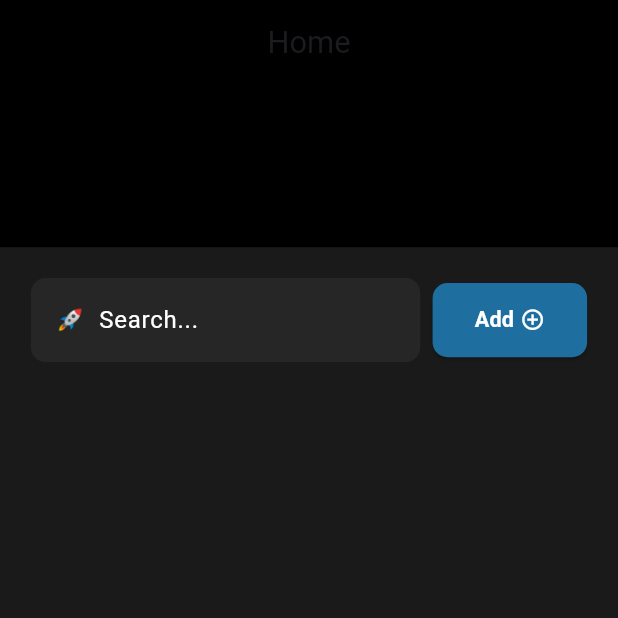
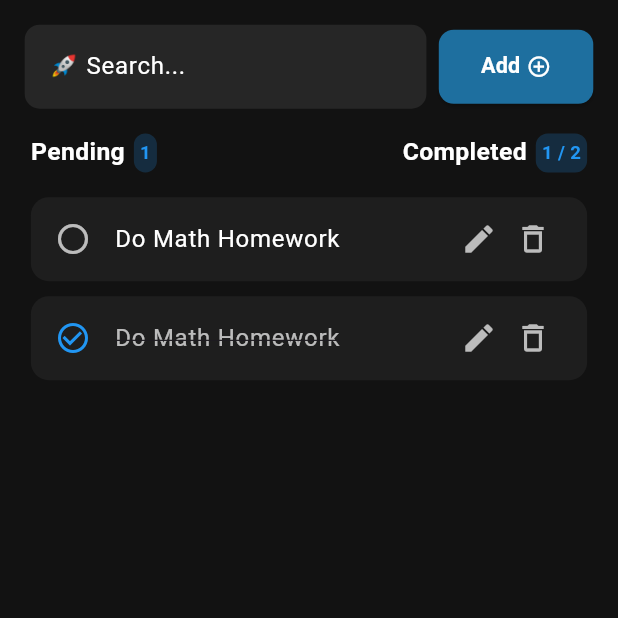
Before and after one commit to mhdsinas22/Taskly, a Flutter app: the screen it shows after launch, on a phone screen of 412 x 824 dp, the top half of it. Run offline on Flutter 3.47's test engine with Material 3 defaults, Android fonts, the phone set to English and light mode, and no system bars; Roboto replaces fonts that are missing (Manjari).

Commit message:
ui almost finsed home_page

```diff
--- a/lib/core/widgets/custom_textfield/circular_textfield.dart
+++ b/lib/core/widgets/custom_textfield/circular_textfield.dart
@@ -9,6 +9,7 @@ class CircularTextField extends StatelessWidget {
   @override
   Widget build(BuildContext context) {
     return TextFormField(
+      style: TextStyle(color: AppColors.onSurface),
       decoration: InputDecoration(
         border: InputBorder.none,
         hintStyle: TextStyle(color: AppColors.onSurface),
--- a/lib/views/home_screen.dart
+++ b/lib/views/home_screen.dart
@@ -1,51 +1,90 @@
+import 'package:flutter/material.dart';
 import 'package:borading_week2/core/constants/appcolors.dart';
 import 'package:borading_week2/core/widgets/custom_button/circular_button.dart';
 import 'package:borading_week2/core/widgets/custom_textfield/circular_textfield.dart';
 import 'package:borading_week2/core/widgets/texts/boldtext.dart';
-import 'package:flutter/material.dart';
 
 class HomeScreen extends StatelessWidget {
   const HomeScreen({super.key});
 
   @override
   Widget build(BuildContext context) {
-    // screen width & height edukkan
     final screenWidth = MediaQuery.of(context).size.width;
     final screenHeight = MediaQuery.of(context).size.height;
 
     return Scaffold(
-      appBar: PreferredSize(
-        preferredSize: Size.fromHeight(screenHeight * 0.2), // 20% screen height
-        child: AppBar(
-          backgroundColor: AppColors.black,
-          title: Text(
-            "Home",
-            style: TextStyle(fontSize: screenWidth * 0.05),
-          ), // responsive title
-          centerTitle: true,
+      backgroundColor: const Color(0xFF121212), // dark background
+      body: SafeArea(
+        child: Column(
+          children: [
+            // 🔝 Top Search + Add
+            Padding(
+              padding: EdgeInsets.symmetric(
+                horizontal: screenWidth * 0.04,
+                vertical: screenHeight * 0.02,
               ),
-      ),
-      body: Padding(
-        padding: EdgeInsets.all(screenWidth * 0.05), // responsive padding
-        child: Column(
-          crossAxisAlignment: CrossAxisAlignment.start,
+              child: Row(
                 children: [
-            Row(
-              children: [
-                Expanded(child: CircularTextField(hinttext: "🚀  Search...")),
-                SizedBox(width: screenWidth * 0.02), // gap
+                  Expanded(child: CircularTextField(hinttext: "🚀 Search...")),
+                  SizedBox(width: screenWidth * 0.02),
                   CircularButton(
-                  width: screenWidth * 0.25, // responsive width
-                  height: screenHeight * 0.06, // responsive height
+                    width: screenWidth * 0.25,
+                    height: screenHeight * 0.06,
                     onPressed: () {},
                     child: Row(
                       mainAxisAlignment: MainAxisAlignment.center,
                       children: [
-                      // bold text
                         BoldText(text: "Add", fontsize: screenWidth * 0.035),
                         SizedBox(width: screenWidth * 0.01),
-                      Icon(Icons.add_circle_outline, size: screenWidth * 0.04),
+                        Icon(
+                          Icons.add_circle_outline,
+                          size: screenWidth * 0.04,
+                        ),
                       ],
+                    ),
+                  ),
+                ],
+              ),
+            ),
+
+            // 🔘 Tabs: Pending / Completed
+            Padding(
+              padding: EdgeInsets.symmetric(horizontal: screenWidth * 0.05),
+              child: Row(
+                mainAxisAlignment: MainAxisAlignment.spaceBetween,
+                children: [
+                  Row(
+                    children: [
+                      BoldText(text: "Pending", fontsize: screenWidth * 0.04),
+                      SizedBox(width: 6),
+                      Container(
+                        padding: const EdgeInsets.all(4),
+                        decoration: BoxDecoration(
+                          color: Colors.blue.withOpacity(0.2),
+                          borderRadius: BorderRadius.circular(8),
+                        ),
+                        child: BoldText(
+                          text: "1",
+                          fontsize: screenWidth * 0.03,
+                          color: Colors.blue,
+                        ),
+                      ),
+                    ],
+                  ),
+                  Row(
+                    children: [
+                      BoldText(text: "Completed", fontsize: screenWidth * 0.04),
+                      SizedBox(width: 6),
+                      Container(
+                        padding: const EdgeInsets.all(4),
+                        decoration: BoxDecoration(
+                          color: Colors.blue.withOpacity(0.2),
+                          borderRadius: BorderRadius.circular(8),
+                        ),
+                        child: BoldText(
+                          text: "1 / 2",
+                          fontsize: screenWidth * 0.03,
+                          color: Colors.blue,
                         ),
                       ),
                     ],
@@ -53,6 +92,76 @@ class HomeScreen extends StatelessWidget {
                 ],
               ),
             ),
+
+            SizedBox(height: screenHeight * 0.02),
+
+            // ✅ Task List
+            Expanded(
+              child: ListView(
+                padding: EdgeInsets.symmetric(horizontal: screenWidth * 0.05),
+                children: [
+                  // Pending Task
+                  Container(
+                    margin: const EdgeInsets.only(bottom: 10),
+                    decoration: BoxDecoration(
+                      color: const Color(0xFF1E1E1E),
+                      borderRadius: BorderRadius.circular(12),
+                    ),
+                    child: ListTile(
+                      leading: const Icon(
+                        Icons.circle_outlined,
+                        color: Colors.white70,
+                      ),
+                      title: const Text(
+                        "Do Math Homework",
+                        style: TextStyle(color: Colors.white),
+                      ),
+                      trailing: Row(
+                        mainAxisSize: MainAxisSize.min,
+                        children: const [
+                          Icon(Icons.edit, color: Colors.white70),
+                          SizedBox(width: 12),
+                          Icon(Icons.delete_outline, color: Colors.white70),
+                        ],
+                      ),
+                    ),
+                  ),
+
+                  // Completed Task
+                  Container(
+                    margin: const EdgeInsets.only(bottom: 10),
+                    decoration: BoxDecoration(
+                      color: const Color(0xFF1E1E1E),
+                      borderRadius: BorderRadius.circular(12),
+                    ),
+                    child: ListTile(
+                      leading: const Icon(
+                        Icons.check_circle_outline,
+                        color: Colors.blue,
+                      ),
+                      title: const Text(
+                        "Do Math Homework",
+                        style: TextStyle(
+                          color: Colors.white70,
+                          decoration: TextDecoration.lineThrough,
+                        ),
+                      ),
+                      trailing: Row(
+                        mainAxisSize: MainAxisSize.min,
+                        children: const [
+                          Icon(Icons.edit, color: Colors.white70),
+                          SizedBox(width: 12),
+                          Icon(Icons.delete_outline, color: Colors.white70),
+                        ],
+                      ),
+                    ),
+                  ),
+                ],
+              ),
+            ),
+          ],
+        ),
+      ),
     );
   }
 }
```
Lines whose indentation alone changed are shown as unchanged.
